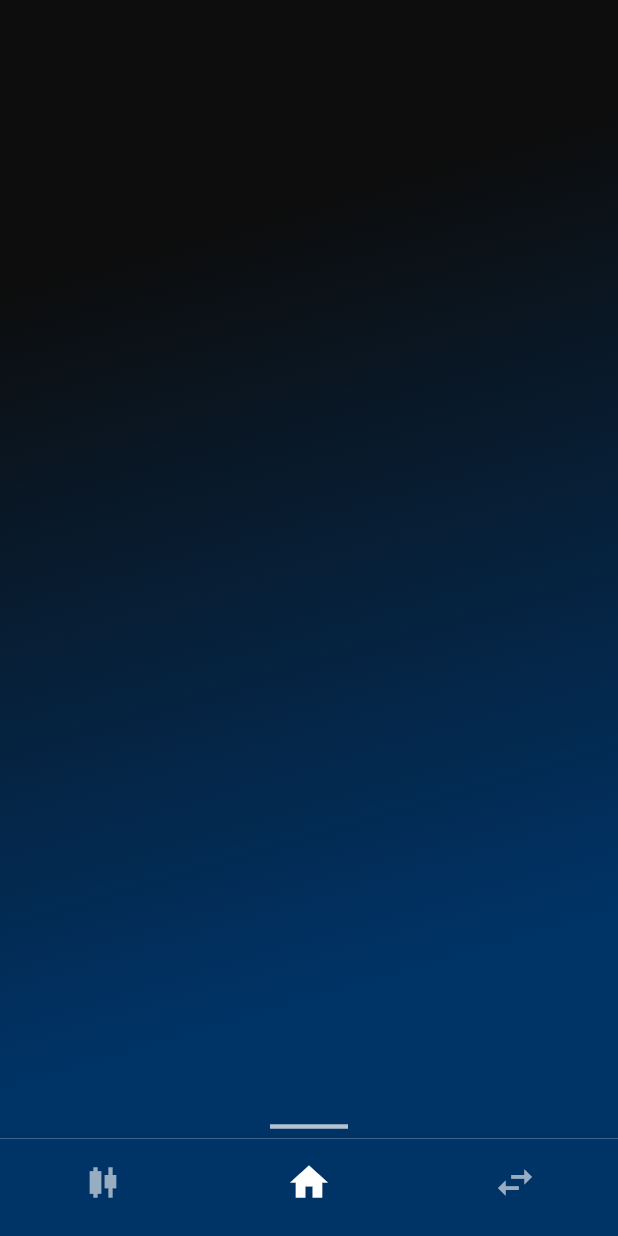
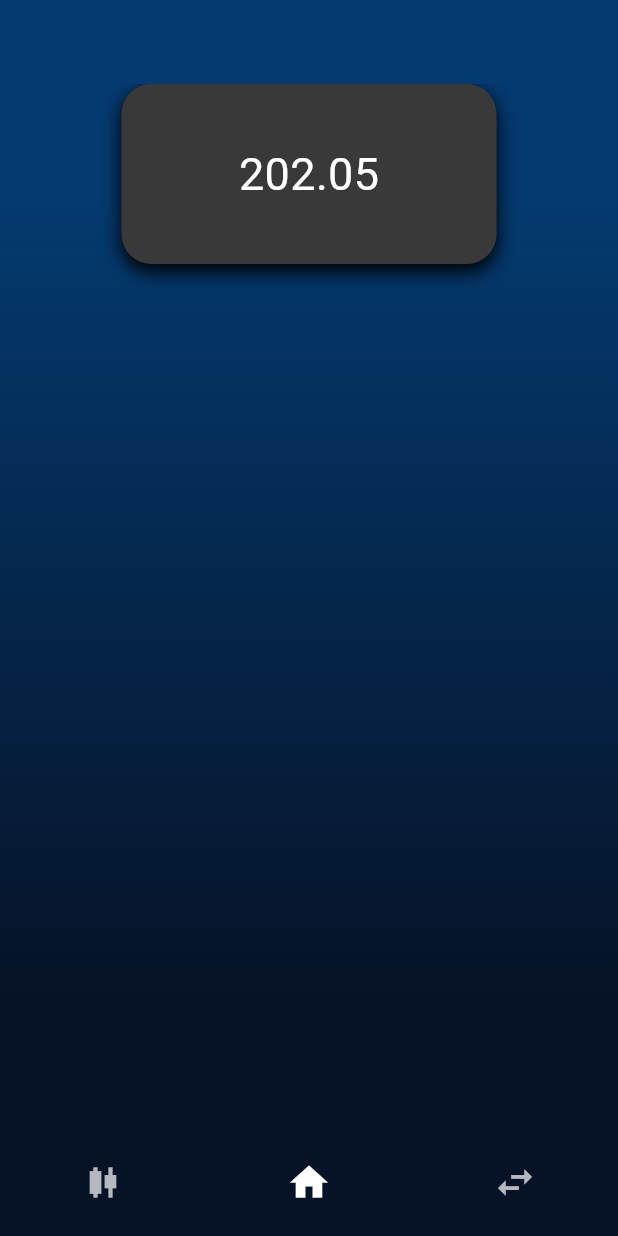
Before and after one commit to SeldomZed/Huppes_Wallet, a Flutter app: the screen it shows after launch, on a phone screen of 412 x 824 dp. Run offline on Flutter 3.47's test engine with Material 3 defaults, Android fonts, the phone set to English and light mode, and no system bars.

Commit message:
home and screens

```diff
--- a/analysis_options.yaml
+++ b/analysis_options.yaml
@@ -7,6 +7,9 @@
 
 # The following line activates a set of recommended lints for Flutter apps,
 # packages, and plugins designed to encourage good coding practices.
+analyzer:
+  errors:
+    file_names: ignore ignore
 include: package:flutter_lints/flutter.yaml
 
 linter:
--- a/lib/main.dart
+++ b/lib/main.dart
@@ -1,10 +1,9 @@
 import 'package:crypto_wallet/ressources/myTheme.dart';
-import 'package:crypto_wallet/screens/walletInput.dart';
+import 'package:crypto_wallet/screens/baseScreen.dart';
 import 'package:flutter/material.dart';
 
-void main() async {
-  runApp(
-      const MyApp()); // lance l'application Flutter en démarrant avec le widget racine MyApp
+void main() {
+  runApp(const MyApp());
 }
 
 class MyApp extends StatelessWidget {
@@ -14,19 +13,11 @@ class MyApp extends StatelessWidget {
   Widget build(BuildContext context) {
     return MaterialApp(
       theme: ThemeData(
-        colorScheme: Mytheme.colorScheme,
+        colorScheme: MyTheme.colorScheme,
         useMaterial3: true,
       ),
-      debugShowCheckedModeBanner:
-          false, // pour enlever le DEBUG rouge en haut à droite
-      initialRoute: "/", // le premier ecran qui s'affiche quand on lance l'app
-      routes: {
-        // les routes de tous les autres ecrans (les noms "..." ne sont pas correlés aux noms des fichiers)
-        "/": (context) => const WalletInput(),
-        // "/": (context) => const (),
-        // "/": (context) => const (),
-        // "/": (context) => const (),
-      },
+      debugShowCheckedModeBanner: false,
+      home: const BaseScreen(),
     );
   }
 }
--- a/lib/ressources/myTheme.dart
+++ b/lib/ressources/myTheme.dart
@@ -1,6 +1,6 @@
 import 'package:flutter/material.dart';
 
-class Mytheme {
+class MyTheme {
   static Color nodaDark = const Color(0xFF000737);
   static Color nodaLight = const Color(0xFF0095e4);
   static Color nodaMiddle = const Color(0xFF003e8b);
--- /dev/null
+++ b/lib/screens/baseScreen.dart
@@ -0,0 +1,82 @@
+// ignore: file_names
+// ignore: file_names
+import 'package:crypto_wallet/screens/datascreen.dart';
+import 'package:crypto_wallet/screens/homeScreen.dart';
+import 'package:crypto_wallet/screens/swapScreen.dart';
+import 'package:flutter/material.dart';
+
+class BaseScreen extends StatefulWidget {
+  const BaseScreen({super.key});
+
+  @override
+  State<BaseScreen> createState() => _BaseScreenState();
+}
+
+class _BaseScreenState extends State<BaseScreen> {
+  int _selectedIndex = 1;
+
+  final List<Widget> _pages = [
+    DataScreen(),
+    HomeScreen(),
+    SwapScreen(),
+  ];
+
+  @override
+  Widget build(BuildContext context) {
+    return Scaffold(
+      extendBody: true,
+      appBar: AppBar(backgroundColor: const Color(0xFF043A70)),
+      body: Container(
+        width: double.infinity,
+        height: double.infinity,
+        decoration: const BoxDecoration(
+          gradient: LinearGradient(
+            colors: [Color(0xFF043A70), Color(0xFF061226)],
+            begin: Alignment.topCenter,
+            end: Alignment.bottomCenter,
+            stops: [0.1, 0.8],
+          ),
+        ),
+        child: _pages[_selectedIndex],
+      ),
+      bottomNavigationBar: Theme(
+        data: Theme.of(context).copyWith(
+          splashColor: Colors.transparent,
+          highlightColor: Colors.transparent,
+          splashFactory: NoSplash.splashFactory,
+        ),
+        child: ClipRRect(
+          child: BottomNavigationBar(
+            iconSize: 30,
+            backgroundColor: const Color(0xFF061226),
+            selectedItemColor: Colors.white,
+            unselectedItemColor: Colors.white70,
+            showSelectedLabels: false,
+            showUnselectedLabels: false,
+            type: BottomNavigationBarType.fixed,
+            currentIndex: _selectedIndex,
+            onTap: (index) {
+              setState(() {
+                _selectedIndex = index;
+              });
+            },
+            items: const [
+              BottomNavigationBarItem(
+                icon: Icon(Icons.candlestick_chart),
+                label: "",
+              ),
+              BottomNavigationBarItem(
+                icon: Icon(Icons.home),
+                label: "",
+              ),
+              BottomNavigationBarItem(
+                icon: Icon(Icons.swap_horiz_outlined),
+                label: "",
+              ),
+            ],
+          ),
+        ),
+      ),
+    );
+  }
+}
--- /dev/null
+++ b/lib/screens/datascreen.dart
@@ -0,0 +1,20 @@
+import 'package:flutter/material.dart';
+
+class DataScreen extends StatefulWidget {
+  const DataScreen({super.key});
+
+  @override
+  State<DataScreen> createState() => _DataScreenState();
+}
+
+class _DataScreenState extends State<DataScreen> {
+  @override
+  Widget build(BuildContext context) {
+    return Center(
+      child: Text(
+        "Graphiques",
+        style: TextStyle(color: Colors.white, fontSize: 30),
+      ),
+    );
+  }
+}
--- /dev/null
+++ b/lib/screens/homeScreen.dart
@@ -0,0 +1,42 @@
+import 'package:flutter/material.dart';
+
+class HomeScreen extends StatefulWidget {
+  const HomeScreen({super.key});
+
+  @override
+  State<HomeScreen> createState() => _HomeScreenState();
+}
+
+class _HomeScreenState extends State<HomeScreen> {
+  @override
+  Widget build(BuildContext context) {
+    return Column(
+      children: [
+        Container(
+          width: 250,
+          height: 120,
+          decoration: BoxDecoration(
+            color: const Color(0xff3a3939), // Bleu foncé
+            borderRadius: BorderRadius.circular(20), // Coi0ns arrondis
+            boxShadow: [
+              BoxShadow(
+                color: Colors.black, // Ombre noire semi-transparente
+                blurRadius: 10, // Flou de l'ombre
+                offset: const Offset(0, 5), // Déplacement de l'ombre (x, y)
+              ),
+            ],
+          ),
+          child: const Center(
+            child: Text(
+              "202.05",
+              style: TextStyle(
+                color: Colors.white,
+                fontSize: 30,
+              ),
+            ),
+          ),
+        ),
+      ],
+    );
+  }
+}
--- /dev/null
+++ b/lib/screens/swapScreen.dart
@@ -0,0 +1,22 @@
+// ignore_for_file: file_names
+
+import 'package:flutter/material.dart';
+
+class SwapScreen extends StatefulWidget {
+  const SwapScreen({super.key});
+
+  @override
+  State<SwapScreen> createState() => _SwapScreenState();
+}
+
+class _SwapScreenState extends State<SwapScreen> {
+  @override
+  Widget build(BuildContext context) {
+    return Center(
+      child: Text(
+        "Swap",
+        style: TextStyle(color: Colors.white, fontSize: 30),
+      ),
+    );
+  }
+}
--- a/lib/screens/walletInput.dart
+++ /dev/null
@@ -1,119 +0,0 @@
-import 'package:flutter/material.dart';
-import 'package:google_fonts/google_fonts.dart';
-
-class WalletInput extends StatefulWidget {
-  const WalletInput({super.key});
-
-  @override
-  State<WalletInput> createState() => _WalletInputState();
-}
-
-class _WalletInputState extends State<WalletInput> {
-  @override
-  void initState() {
-    super.initState();
-  }
-
-  int _selectedIndex = 1;
-
-  @override
-  Widget build(BuildContext context) {
-    return Scaffold(
-      appBar: AppBar(
-        backgroundColor: Color(0xFF0D0D0D),
-      ),
-      body: Container(
-        width: double.infinity, // Prend toute la largeur
-        height: double.infinity, // Prend toute la hauteur
-        decoration: BoxDecoration(
-          gradient: LinearGradient(
-            colors: [Color(0xFF0D0D0D), Color(0xFF003366)],
-            begin: Alignment.topCenter,
-            end: Alignment.bottomRight,
-            stops: [0.1, 0.8], // Transition plus fluide
-          ),
-        ),
-        child: Column(
-          children: [
-            Expanded(
-              child: Align(
-                alignment: Alignment.topCenter,
-                child: Text(
-                  "\ ",
-                  style: GoogleFonts.inter(
-                    fontSize: 50,
-                    color: Colors.white,
-                    fontWeight: FontWeight.bold,
-                  ),
-                ),
-              ),
-            ),
-            if (_selectedIndex == 1)
-              Divider(
-                color: Colors.white70,
-                thickness: 3,
-                endIndent: 180,
-                indent: 180,
-              ),
-            if (_selectedIndex == 0)
-              Divider(
-                color: Colors.white70,
-                thickness: 3,
-                endIndent: 320,
-                indent: 40,
-              ), // Ligne fine blanche
-          ],
-        ),
-      ),
-      bottomNavigationBar: Theme(
-        data: Theme.of(context).copyWith(
-          splashColor: Colors.transparent,
-          highlightColor: Colors.transparent,
-          splashFactory: NoSplash.splashFactory,
-        ),
-        child: BottomNavigationBar(
-          iconSize: 30,
-          backgroundColor: Color(0xFF003366), // Fond noir
-          selectedItemColor: Colors.white,
-          unselectedItemColor: Colors.white60,
-          showSelectedLabels: false,
-          showUnselectedLabels: false,
-          type: BottomNavigationBarType.fixed,
-          currentIndex: _selectedIndex,
-          onTap: (index) {
-            setState(() {
-              _selectedIndex = index;
-            });
-          },
-          items: const [
-            BottomNavigationBarItem(
-              icon: Icon(Icons.candlestick_chart),
-              label: "",
-            ),
-            BottomNavigationBarItem(
-              icon: Icon(Icons.home),
-              label: "",
-            ),
-            BottomNavigationBarItem(
-              icon: Icon(Icons.swap_horiz_outlined),
-              label: "",
-            ),
-          ],
-        ),
-      ),
-    );
-  }
-
-  // Widget _buildPage(int index) {
-  //   switch (index) {
-  //     case 0:
-  //       return ChartPage(); // Remplace par ta page de graphiques
-  //     case 1:
-  //       return WalletPage(); // Remplace par ta page de wallet
-  //     case 2:
-  //       return SettingsPage(); // Remplace par ta page de paramètres
-  //     default:
-  //       return Container();
-  //   }
-  // }
-}
```
